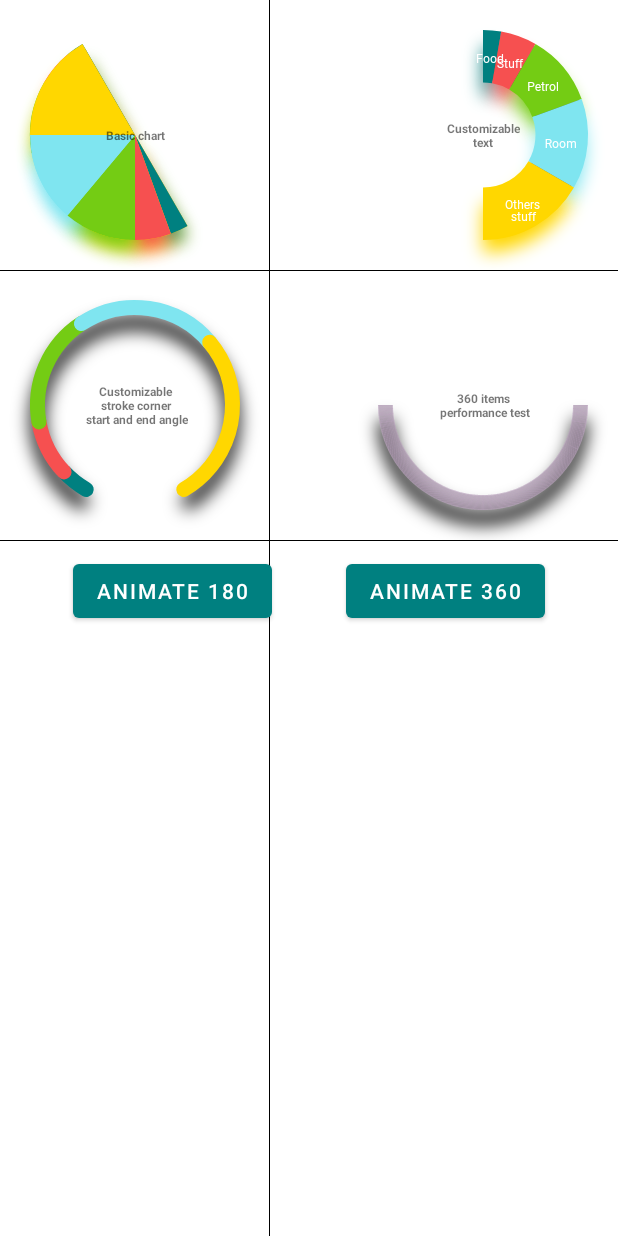
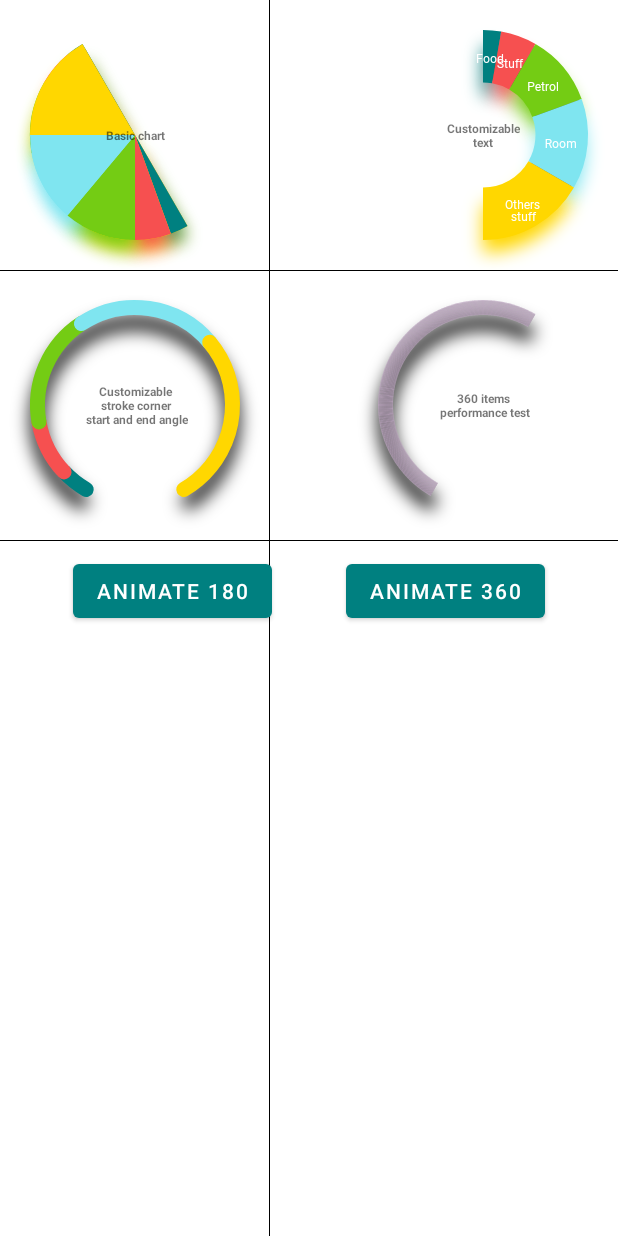
Before and after one commit to thanh-ha-van/PieChartView, an Android app: the screen it shows after launch (MainActivity), after a tap on "ANIMATE 180", on a phone screen of 412 x 824 dp. Run offline under Robolectric (Android 15) with nearby library versions, the phone set to English and light mode, and no system bars.

Commit message:
optimize stuff

```diff
--- a/PieChart/src/main/java/com/thanh/ha/piechart/PieChart.kt
+++ b/PieChart/src/main/java/com/thanh/ha/piechart/PieChart.kt
@@ -9,7 +9,11 @@ import android.graphics.Paint
 import android.graphics.RectF
 import android.util.AttributeSet
 import android.view.View
+import android.view.animation.AccelerateInterpolator
+import android.view.animation.LinearInterpolator
 import androidx.annotation.AttrRes
+import androidx.interpolator.view.animation.FastOutLinearInInterpolator
+import androidx.interpolator.view.animation.LinearOutSlowInInterpolator
 import kotlin.math.max
 import kotlin.math.roundToInt
 
@@ -20,9 +24,26 @@ class PieChart : View {
         const val PERCENTAGE_VALUE_HOLDER = "percentage"
     }
 
+    var animationType = 0
+    var textColor: Int = 0
+    var itemFont: Int = 0
+    var itemTextSize: Float = 0f
+    var isMultipleShadowColor = true
+    var shadowRadius = 0f
+    var shadowDx = 0f
+    var shadowDy = 0f
+    var shadowAlpha = 0.3f
+    var strokeWidth = 0f
+    var clockWiseMultiplier = 1
+    var strokeRadius = 0f
+    var initAngle = 0f
+    var animationTime = 1000L
+    var interpolator = LinearInterpolator()
+
+    private val dataList: MutableList<PieItem> = mutableListOf()
+
     // for animation properties
     private var currentScale = 360
-    private var initAngle = 0f
     private var currentAngle = 0f
     private var textInterDistance = 0
 
@@ -31,26 +52,10 @@ class PieChart : View {
     private lateinit var textPaint: Paint
     private lateinit var erasor: Paint
 
-    private val dataList: MutableList<PieItem> = mutableListOf()
-
     private var radius: Float = 0f
     private var widthFloat: Float = 0f
     private var heightFloat: Float = 0f
 
-    private var animationTime = 1000L
-
-    private var animationType = 0
-    private var textColor: Int = 0
-    private var itemFont: Int = 0
-    private var itemTextSize: Float = 0f
-    private var isMultipleShadowColor = true
-    private var shadowRadius = 0f
-    private var shadowDx = 0f
-    private var shadowDy = 0f
-    private var shadowAlpha = 0.3f
-    private var strokeWidth = 0f
-    private var clockWiseMultiplier = 1
-    private var strokeRadius = 0f
     private val oval = RectF()
 
     constructor(context: Context) : this(context, null, 0)
@@ -90,6 +95,7 @@ class PieChart : View {
     fun animateProgress(from: Int, to: Int) {
         val valuesHolder = PropertyValuesHolder.ofInt(PERCENTAGE_VALUE_HOLDER, from, to)
         val animator = ValueAnimator().apply {
+            interpolator = this@PieChart.interpolator
             setValues(valuesHolder)
             duration = animationTime
             addUpdateListener {
@@ -178,7 +184,7 @@ class PieChart : View {
         super.onDraw(canvas)
         // translate into center of view
         canvas.translate(widthFloat / 2, heightFloat / 2)
-        if (isMultipleShadowColor) {
+        if (isMultipleShadowColor && dataList.size < 36) {
             drawShadow(canvas)
         } else {
             drawSingleShadow(canvas)
@@ -226,10 +232,6 @@ class PieChart : View {
                 mainPaint.apply {
                     color = item.color
                 })
-//            val xyStart =
-//                getVectorXY(getStarAngle() + getItemValue(item), (radius - strokeWidth).toInt())
-//            val xyEnd = getVectorXY(getStarAngle() + getItemValue(item), radius.toInt())
-            //  canvas.drawLine(xyStart.first, xyStart.second, xyEnd.first, xyEnd.second, erasor)
             currentAngle += item.value
 
 
--- a/app/src/main/res/layout/activity_main.xml
+++ b/app/src/main/res/layout/activity_main.xml
@@ -148,12 +148,13 @@ start and end angle"
             android:layout_height="180dp"
             app:animationDuration="1000"
             app:animationType="goAround"
-            app:isMultiColorShadow="false"
             app:itemTextColor="@color/white"
             app:layout_constraintEnd_toEndOf="parent"
             app:layout_constraintTop_toTopOf="@id/pieChart3"
+            app:pieStrokeWidth="10dp"
+            app:initAngle="120"
             app:shadowAlpha="0.2"
-            app:pieStrokeWidth="10dp"
+            app:animateDirection="clockwise"
             app:shadowDx="0dp"
             app:shadowDy="10dp"
             app:shadowRadius="10dp"
```
Also changed, not shown: 1 other file.
